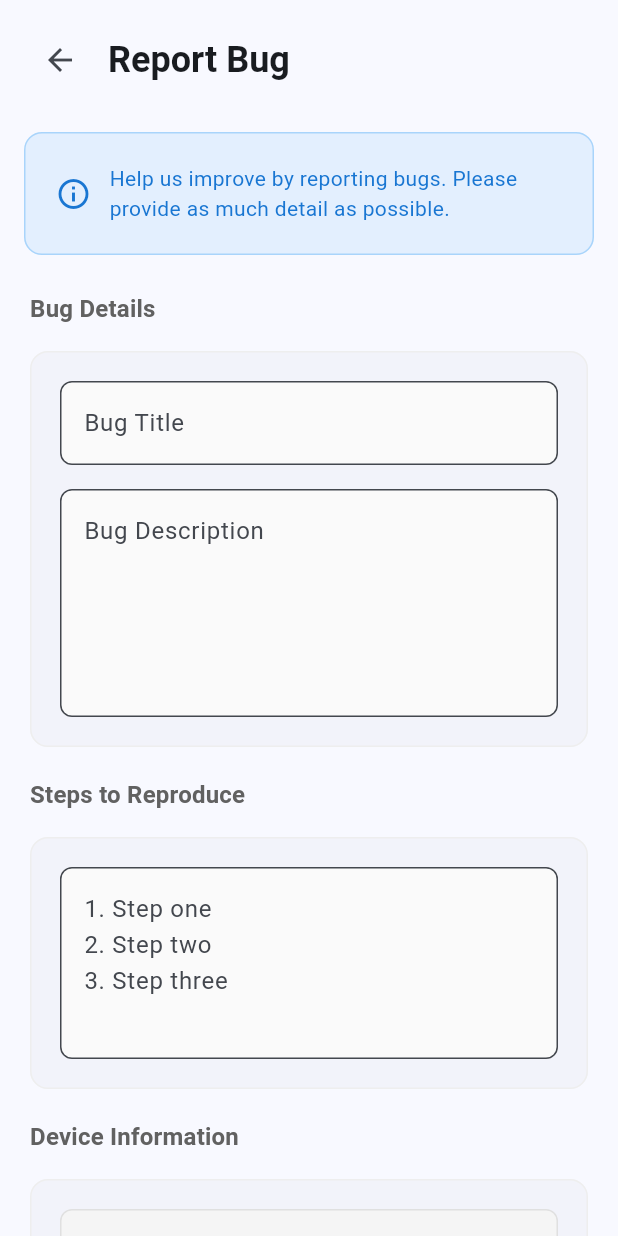
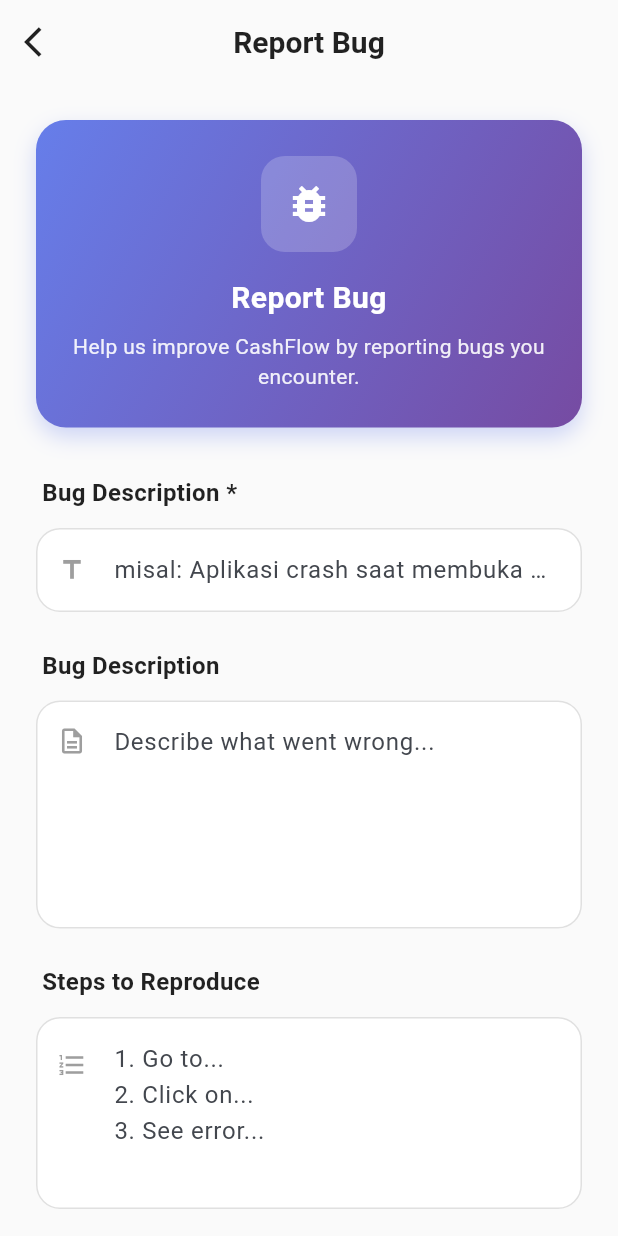
Before and after one commit to The-Binary-Rebels-Studio/Cashflow, a Flutter app: the BugReportPage screen opened by its route, on a phone screen of 412 x 824 dp. Run offline on Flutter 3.47's test engine with Material 3 defaults, Android fonts, the phone set to English and light mode, and no system bars; our stand-ins replace equatable, fl_chart, flutter_bloc, get_it, go_router, injectable and 1 more; accounts and stored records are empty.

Commit message:
refactor: modernize bug report page design and UX
- Redesign with improved visual hierarchy and modern styling
- Add gradient header card with better visual appeal
- Enhance form styling with consistent input decorations
- Improve validation and user feedback mechanisms
- Streamline layout for better mobile experience

```diff
--- a/lib/features/profile/presentation/pages/bug_report_page.dart
+++ b/lib/features/profile/presentation/pages/bug_report_page.dart
@@ -19,7 +19,8 @@ class _BugReportPageState extends State<BugReportPage> {
   final GlobalKey<FormState> _formKey = GlobalKey<FormState>();
   bool _isSubmitting = false;
 
-  String get _deviceInfo => '''
+  String get _deviceInfo =>
+      '''
 App: ${AppConstants.appName}
 Version: ${AppConstants.appVersion}
 Platform: ${Platform.operatingSystem}
@@ -41,203 +42,263 @@ Generated: ${DateTime.now().toIso8601String()}''';
     final l10n = AppLocalizations.of(context)!;
 
     return Scaffold(
-      body: SafeArea(
-        child: SingleChildScrollView(
-          padding: const EdgeInsets.all(16.0),
+      backgroundColor: Colors.grey[50],
+      appBar: AppBar(
+        backgroundColor: Colors.transparent,
+        elevation: 0,
+        leading: IconButton(
+          icon: const Icon(Icons.arrow_back_ios, color: Colors.black87),
+          onPressed: () => Navigator.of(context).pop(),
+        ),
+        title: Text(
+          l10n.reportBug,
+          style: const TextStyle(
+            color: Colors.black87,
+            fontWeight: FontWeight.bold,
+            fontSize: 20,
+          ),
+        ),
+      ),
+      body: SingleChildScrollView(
+        padding: const EdgeInsets.all(24),
+        child: Form(
+          key: _formKey,
+          child: Column(
+            crossAxisAlignment: CrossAxisAlignment.start,
+            children: [
+              // Header Card
+              Container(
+                width: double.infinity,
+                padding: const EdgeInsets.all(24),
+                decoration: BoxDecoration(
+                  gradient: const LinearGradient(
+                    begin: Alignment.topLeft,
+                    end: Alignment.bottomRight,
+                    colors: [Color(0xFF667eea), Color(0xFF764ba2)],
+                  ),
+                  borderRadius: BorderRadius.circular(20),
+                  boxShadow: [
+                    BoxShadow(
+                      color: const Color(0xFF667eea).withValues(alpha: 0.3),
+                      blurRadius: 12,
+                      offset: const Offset(0, 6),
+                    ),
+                  ],
+                ),
+                child: Column(
+                  children: [
+                    Container(
+                      width: 64,
+                      height: 64,
+                      decoration: BoxDecoration(
+                        color: Colors.white.withValues(alpha: 0.2),
+                        borderRadius: BorderRadius.circular(16),
+                      ),
+                      child: const Icon(
+                        Icons.bug_report,
+                        color: Colors.white,
+                        size: 32,
+                      ),
+                    ),
+                    const SizedBox(height: 16),
+                    Text(
+                      l10n.bugReportTitle,
+                      style: const TextStyle(
+                        color: Colors.white,
+                        fontSize: 20,
+                        fontWeight: FontWeight.bold,
+                      ),
+                      textAlign: TextAlign.center,
+                    ),
+                    const SizedBox(height: 8),
+                    Text(
+                      l10n.bugReportSubtitle,
+                      style: TextStyle(
+                        color: Colors.white.withValues(alpha: 0.9),
+                        fontSize: 14,
+                      ),
+                      textAlign: TextAlign.center,
+                    ),
+                  ],
+                ),
+              ),
+
+              const SizedBox(height: 32),
+
+              // Bug Title
+              _buildFormSection(
+                l10n.bugDescriptionRequired,
+                TextFormField(
+                  controller: _titleController,
+                  decoration: _buildInputDecoration(
+                    hintText: "misal: Aplikasi crash saat membuka budget",
+                    prefixIcon: Icon(
+                      Icons.title_outlined,
+                      size: 20,
+                      color: Colors.grey,
+                    ),
+                  ),
+                  validator: (value) {
+                    if (value == null || value.trim().isEmpty) {
+                      return l10n.bugDescriptionError;
+                    }
+                    return null;
+                  },
+                ),
+              ),
+
+              const SizedBox(height: 24),
+
+              // Bug Description
+              _buildFormSection(
+                l10n.bugDescription,
+                TextFormField(
+                  controller: _descriptionController,
+                  maxLines: 5,
+                  decoration: _buildInputDecoration(
+                    hintText: l10n.bugDescriptionHint,
+                    prefixIcon: const Padding(
+                      padding: EdgeInsets.only(bottom: 98),
+                      child: Icon(
+                        Icons.description_outlined,
+                        size: 20,
+                        color: Colors.grey,
+                      ),
+                    ),
+                  ),
+                  validator: (value) {
+                    if (value == null || value.trim().isEmpty) {
+                      return l10n.bugDescriptionError;
+                    }
+                    return null;
+                  },
+                ),
+              ),
+
+              const SizedBox(height: 24),
+
+              // Steps to Reproduce
+              _buildFormSection(
+                l10n.stepsToReproduce,
+                TextFormField(
+                  controller: _stepsController,
+                  maxLines: 4,
+                  decoration: _buildInputDecoration(
+                    hintText: l10n.stepsToReproduceHint,
+                    prefixIcon: const Padding(
+                      padding: EdgeInsets.only(bottom: 64),
+                      child: Icon(
+                        Icons.format_list_numbered,
+                        size: 20,
+                        color: Colors.grey,
+                      ),
+                    ),
+                  ),
+                  validator: (value) {
+                    if (value == null || value.trim().isEmpty) {
+                      return l10n.stepsToReproduceError;
+                    }
+                    return null;
+                  },
+                ),
+              ),
+
+              const SizedBox(height: 24),
+
+              // Device Info
+              _buildFormSection(
+                l10n.debugInformation,
+                Container(
+                  width: double.infinity,
+                  padding: const EdgeInsets.all(20),
+                  decoration: BoxDecoration(
+                    color: Colors.white,
+                    borderRadius: BorderRadius.circular(16),
+                    border: Border.all(color: Colors.grey[200]!),
+                    boxShadow: [
+                      BoxShadow(
+                        color: Colors.black.withValues(alpha: 0.04),
+                        blurRadius: 10,
+                        offset: const Offset(0, 2),
+                      ),
+                    ],
+                  ),
                   child: Column(
                     crossAxisAlignment: CrossAxisAlignment.start,
                     children: [
                       Row(
                         children: [
-                  IconButton(
-                    onPressed: () => Navigator.of(context).pop(),
-                    icon: const Icon(Icons.arrow_back),
+                          Icon(
+                            Icons.info_outline,
+                            color: Colors.grey[600],
+                            size: 20,
                           ),
                           const SizedBox(width: 8),
                           Text(
-                    l10n.reportBug,
-                    style: Theme.of(context).textTheme.headlineSmall?.copyWith(
-                      fontWeight: FontWeight.bold,
+                            l10n.debugInfoAutoIncluded,
+                            style: TextStyle(
+                              fontWeight: FontWeight.w600,
+                              color: Colors.grey[700],
+                              fontSize: 14,
                             ),
                           ),
                         ],
                       ),
-              const SizedBox(height: 24),
-              Container(
-                padding: const EdgeInsets.all(20),
-                decoration: BoxDecoration(
-                  color: Colors.blue.withValues(alpha: 0.1),
-                  borderRadius: BorderRadius.circular(12),
-                  border: Border.all(color: Colors.blue.withValues(alpha: 0.3)),
-                ),
-                child: Row(
-                  children: [
-                    Icon(
-                      Icons.info_outline,
-                      color: Colors.blue[700],
-                      size: 24,
-                    ),
-                    const SizedBox(width: 12),
-                    Expanded(
-                      child: Text(
-                        'Help us improve by reporting bugs. Please provide as much detail as possible.',
+                      const SizedBox(height: 12),
+                      Text(
+                        _deviceInfo,
                         style: TextStyle(
-                          fontSize: 14,
-                          color: Colors.blue[700],
-                        ),
+                          fontSize: 12,
+                          color: Colors.grey[600],
+                          fontFamily: 'monospace',
+                          height: 1.4,
                         ),
                       ),
                     ],
                   ),
                 ),
-              const SizedBox(height: 24),
-              Form(
-                key: _formKey,
-                child: Column(
-                  children: [
-                    _BugReportCard(
-                      title: 'Bug Details',
-                      children: [
-                        TextFormField(
-                          controller: _titleController,
-                          decoration: InputDecoration(
-                            labelText: 'Bug Title',
-                            hintText: 'Brief description of the issue',
-                            border: OutlineInputBorder(
-                              borderRadius: BorderRadius.circular(8),
               ),
-                            filled: true,
-                            fillColor: Colors.grey[50],
-                          ),
-                          validator: (value) {
-                            if (value == null || value.trim().isEmpty) {
-                              return 'Please enter a bug title';
-                            }
-                            return null;
-                          },
-                        ),
-                        const SizedBox(height: 16),
-                        TextFormField(
-                          controller: _descriptionController,
-                          maxLines: 5,
-                          decoration: InputDecoration(
-                            labelText: 'Bug Description',
-                            hintText: 'Detailed description of what happened',
-                            alignLabelWithHint: true,
-                            border: OutlineInputBorder(
-                              borderRadius: BorderRadius.circular(8),
-                            ),
-                            filled: true,
-                            fillColor: Colors.grey[50],
-                          ),
-                          validator: (value) {
-                            if (value == null || value.trim().isEmpty) {
-                              return 'Please describe the bug';
-                            }
-                            return null;
-                          },
-                        ),
-                      ],
-                    ),
-                    const SizedBox(height: 16),
-                    _BugReportCard(
-                      title: 'Steps to Reproduce',
-                      children: [
-                        TextFormField(
-                          controller: _stepsController,
-                          maxLines: 4,
-                          decoration: InputDecoration(
-                            hintText: '1. Step one\n2. Step two\n3. Step three',
-                            border: OutlineInputBorder(
-                              borderRadius: BorderRadius.circular(8),
-                            ),
-                            filled: true,
-                            fillColor: Colors.grey[50],
-                          ),
-                          validator: (value) {
-                            if (value == null || value.trim().isEmpty) {
-                              return 'Please provide steps to reproduce';
-                            }
-                            return null;
-                          },
-                        ),
-                      ],
-                    ),
-                    const SizedBox(height: 16),
-                    _BugReportCard(
-                      title: 'Device Information',
-                      children: [
-                        Container(
-                          width: double.infinity,
-                          padding: const EdgeInsets.all(16),
-                          decoration: BoxDecoration(
-                            color: Colors.grey[100],
-                            borderRadius: BorderRadius.circular(8),
-                            border: Border.all(color: Colors.grey[300]!),
-                          ),
-                          child: Text(
-                            _deviceInfo,
-                            style: TextStyle(
-                              fontSize: 12,
-                              color: Colors.grey[700],
-                              fontFamily: 'monospace',
-                              height: 1.4,
-                            ),
-                          ),
-                        ),
-                      ],
-                    ),
-                  ],
-                ),
-              ),
-              const SizedBox(height: 32),
+
+              const SizedBox(height: 40),
+
+              // Submit Button
               SizedBox(
                 width: double.infinity,
-                child: Container(
-                  decoration: BoxDecoration(
-                    gradient: const LinearGradient(
-                      colors: [Color(0xFF667eea), Color(0xFF764ba2)],
-                      begin: Alignment.topLeft,
-                      end: Alignment.bottomRight,
-                    ),
-                    borderRadius: BorderRadius.circular(12),
-                    boxShadow: [
-                      BoxShadow(
-                        color: const Color(0xFF667eea).withValues(alpha: 0.3),
-                        blurRadius: 8,
-                        offset: const Offset(0, 4),
-                      ),
-                    ],
-                  ),
+                height: 56,
                 child: ElevatedButton.icon(
                   onPressed: _isSubmitting ? null : _submitBugReport,
                   icon: _isSubmitting
                       ? const SizedBox(
-                            width: 20,
-                            height: 20,
+                          width: 24,
+                          height: 24,
                           child: CircularProgressIndicator(
                             strokeWidth: 2,
-                              valueColor: AlwaysStoppedAnimation<Color>(Colors.white),
+                            valueColor: AlwaysStoppedAnimation<Color>(
+                              Colors.white,
+                            ),
                           ),
                         )
-                        : const Icon(Icons.send),
+                      : const Icon(Icons.send_outlined, size: 24),
                   label: Text(
-                      _isSubmitting
-                          ? 'Submitting...'
-                          : 'Submit Bug Report',
+                    _isSubmitting ? "Mengirim..." : l10n.generateBugReport,
+                    style: const TextStyle(
+                      fontSize: 16,
+                      fontWeight: FontWeight.w600,
+                    ),
                   ),
                   style: ElevatedButton.styleFrom(
-                      backgroundColor: Colors.transparent,
-                      shadowColor: Colors.transparent,
+                    backgroundColor: const Color(0xFF667eea),
                     foregroundColor: Colors.white,
-                      padding: const EdgeInsets.symmetric(vertical: 16),
                     shape: RoundedRectangleBorder(
-                        borderRadius: BorderRadius.circular(12),
+                      borderRadius: BorderRadius.circular(16),
+                    ),
+                    elevation: 0,
+                    shadowColor: const Color(0xFF667eea).withValues(alpha: 0.3),
                   ),
                 ),
               ),
-                ),
-              ),
+
+              const SizedBox(height: 32),
             ],
           ),
         ),
@@ -245,14 +306,62 @@ Generated: ${DateTime.now().toIso8601String()}''';
     );
   }
 
+  Widget _buildFormSection(String title, Widget child) {
+    return Column(
+      crossAxisAlignment: CrossAxisAlignment.start,
+      children: [
+        Padding(
+          padding: const EdgeInsets.only(left: 4, bottom: 12),
+          child: Text(
+            title,
+            style: const TextStyle(
+              fontSize: 16,
+              fontWeight: FontWeight.w600,
+              color: Colors.black87,
+            ),
+          ),
+        ),
+        child,
+      ],
+    );
+  }
+
+  InputDecoration _buildInputDecoration({
+    required String hintText,
+    required Widget prefixIcon,
+  }) {
+    return InputDecoration(
+      hintText: hintText,
+      prefixIcon: prefixIcon,
+      border: OutlineInputBorder(
+        borderRadius: BorderRadius.circular(16),
+        borderSide: BorderSide(color: Colors.grey[300]!),
+      ),
+      enabledBorder: OutlineInputBorder(
+        borderRadius: BorderRadius.circular(16),
+        borderSide: BorderSide(color: Colors.grey[300]!),
+      ),
+      focusedBorder: OutlineInputBorder(
+        borderRadius: BorderRadius.circular(16),
+        borderSide: const BorderSide(color: Color(0xFF667eea), width: 2),
+      ),
+      filled: true,
+      fillColor: Colors.white,
+      contentPadding: const EdgeInsets.all(16),
+    );
+  }
+
   void _submitBugReport() {
     if (!_formKey.currentState!.validate()) return;
+
+    final l10n = AppLocalizations.of(context)!;
 
     setState(() {
       _isSubmitting = true;
     });
 
-    final bugReport = '''
+    final bugReport =
+        '''
 BUG REPORT
 ==========
 
@@ -270,17 +379,30 @@ $_deviceInfo
 
     Clipboard.setData(ClipboardData(text: bugReport));
 
-    Future.delayed(const Duration(seconds: 1), () {
+    Future.delayed(const Duration(seconds: 2), () {
       if (mounted) {
         setState(() {
           _isSubmitting = false;
         });
 
+        // Show success message
         ScaffoldMessenger.of(context).showSnackBar(
-          const SnackBar(
-            content: Text('Bug report copied to clipboard!'),
+          SnackBar(
+            content: Text(l10n.bugReportCopied),
+            backgroundColor: Colors.green,
             behavior: SnackBarBehavior.floating,
-            duration: Duration(seconds: 3),
+            margin: const EdgeInsets.all(16),
+            shape: RoundedRectangleBorder(
+              borderRadius: BorderRadius.circular(12),
+            ),
+            duration: const Duration(seconds: 4),
+            action: SnackBarAction(
+              label: "OK",
+              textColor: Colors.white,
+              onPressed: () {
+                ScaffoldMessenger.of(context).hideCurrentSnackBar();
+              },
+            ),
           ),
         );
 
@@ -292,46 +414,3 @@ $_deviceInfo
     });
   }
 }
-
-class _BugReportCard extends StatelessWidget {
-  final String title;
-  final List<Widget> children;
-
-  const _BugReportCard({
-    required this.title,
-    required this.children,
-  });
-
-  @override
-  Widget build(BuildContext context) {
-    return Column(
-      crossAxisAlignment: CrossAxisAlignment.start,
-      children: [
-        Padding(
-          padding: const EdgeInsets.only(left: 4, bottom: 12),
-          child: Text(
-            title,
-            style: Theme.of(context).textTheme.titleMedium?.copyWith(
-              fontWeight: FontWeight.w600,
-              color: Colors.grey[700],
-            ),
-          ),
-        ),
-        Card(
-          elevation: 0,
-          shape: RoundedRectangleBorder(
-            borderRadius: BorderRadius.circular(12),
-            side: BorderSide(color: Colors.grey[200]!),
-          ),
-          child: Padding(
-            padding: const EdgeInsets.all(20),
-            child: Column(
-              crossAxisAlignment: CrossAxisAlignment.start,
-              children: children,
-            ),
-          ),
-        ),
-      ],
-    );
-  }
-}
```
Lines whose indentation alone changed are shown as unchanged.
